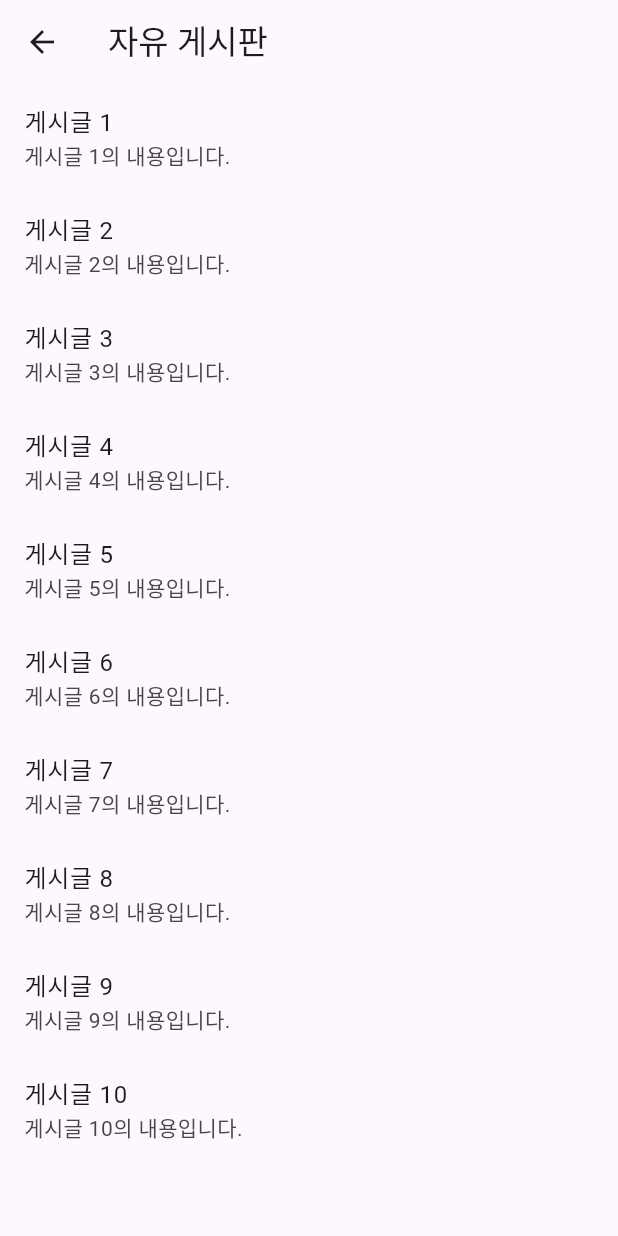
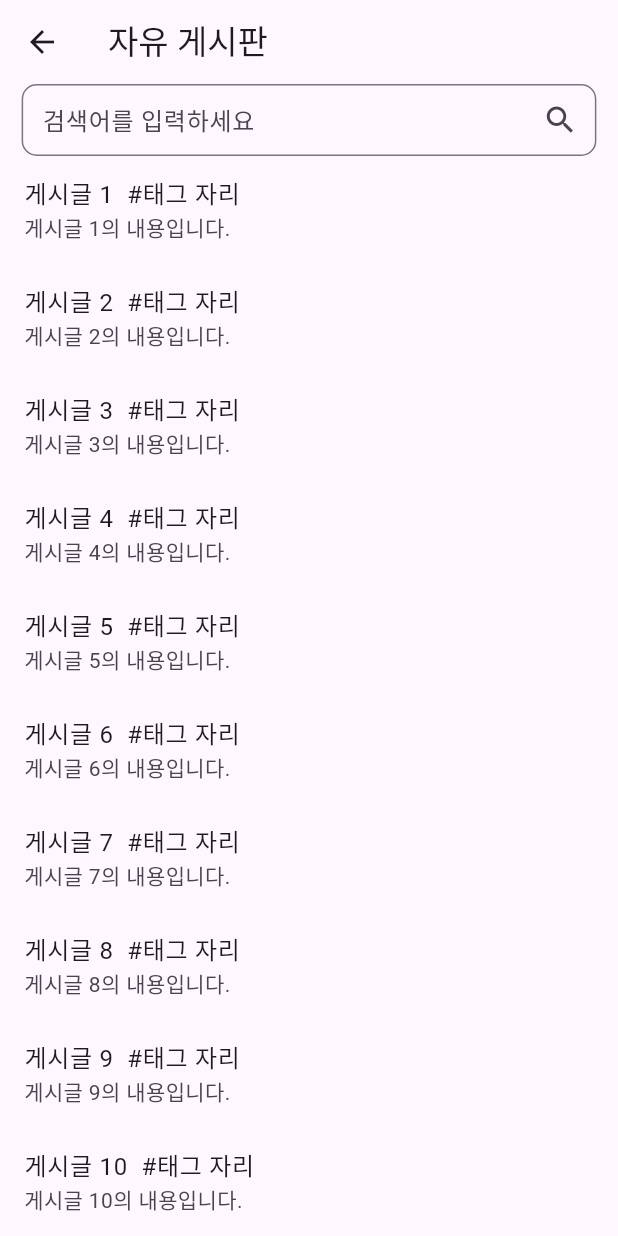
Before and after one commit to 23-1-CapstoneDesign/gonggang-Community-front, a Flutter app: the screen it shows after launch, after a tap on "자유 게시판", on a phone screen of 412 x 824 dp. Run offline on Flutter 3.47's test engine with Material 2 defaults, Android fonts, the phone set to English and light mode, and no system bars; our stand-ins replace image_picker.

Commit message:
2차 수정(태그, 좋아요, 검색))

```diff
--- a/lib/community_main.dart
+++ b/lib/community_main.dart
@@ -16,7 +16,10 @@ class MainPage extends StatelessWidget {
             child: TextField(
               decoration: InputDecoration(
                 hintText: '전체 글 검색',
-                border: OutlineInputBorder(),
+                border: OutlineInputBorder(
+                    borderSide: BorderSide(
+                  width: 1.5,
+                )),
                 suffixIcon: Icon(Icons.search),
               ),
             ),
--- a/lib/community_post_detail.dart
+++ b/lib/community_post_detail.dart
@@ -117,7 +117,7 @@ class BoardPostDetailPage extends StatelessWidget {
               children: [
                 LikeButton(postId: postId),
                 SizedBox(width: 8),
-                Text('${_boardData[postId - 1]['likes']}'),
+                Text('${_boardData[postId - 1]['likes'].toString()}'),
               ],
             ),
           ),
--- a/lib/community_post_list.dart
+++ b/lib/community_post_list.dart
@@ -1,38 +1,109 @@
 import 'package:flutter/material.dart';
 import 'community_post_detail.dart';
+import 'community_post.dart';
 
-// 게시글 목록 페이지
-// 추후 데이터 베이스와 연동
-class BoardPostsPage extends StatelessWidget {
+class BoardPostsPage extends StatefulWidget {
   final String boardName;
 
   const BoardPostsPage({Key? key, required this.boardName}) : super(key: key);
 
   @override
+  _BoardPostsPageState createState() => _BoardPostsPageState();
+}
+
+// 게시글 목록 페이지
+// 추후 데이터 베이스와 연동
+class _BoardPostsPageState extends State<BoardPostsPage> {
+  final TextEditingController searchController = TextEditingController();
+  final List<String> searchResult = [];
+
+  @override
   Widget build(BuildContext context) {
     return Scaffold(
       appBar: AppBar(
-        title: Text(boardName),
+        title: Text(widget.boardName),
       ),
-      body: ListView.builder(
-        itemCount: 10, // 임시 데이터로 10개만 보여주도록 설정
+      body: Column(
+        children: [
+          Container(
+              width: MediaQuery.of(context).size.width * 0.93,
+              child: TextField(
+                controller: searchController,
+                decoration: InputDecoration(
+                  hintText: '검색어를 입력하세요',
+                  border: OutlineInputBorder(
+                      borderSide: BorderSide(
+                        width: 1.5,
+                      ),
+                      borderRadius: BorderRadius.circular(10.0)),
+                  contentPadding:
+                      EdgeInsets.symmetric(horizontal: 10.0, vertical: 5.0),
+                  suffixIcon: IconButton(
+                    onPressed: () {
+                      // 검색 버튼을 누를 때 처리할 내용
+                      final query = searchController.text;
+                      if (query.isEmpty) {
+                        // 검색어가 비어있다면 모든 게시글을 보여줍니다.
+                        searchResult.clear();
+                      } else {
+                        // 검색어가 비어있지 않다면, 게시글 제목에서 검색어를 찾습니다.
+                        searchResult.clear();
+                        for (int i = 0; i < 10; i++) {
+                          final title = '게시글 ${i + 1}';
+                          if (title.contains(query)) {
+                            searchResult.add('${i + 1}');
+                          }
+                        }
+                      }
+                      // 검색 결과를 반영합니다.
+                      setState(() {});
+                    },
+                    icon: Icon(Icons.search),
+                  ),
+                ),
+              )),
+          Expanded(
+            child: ListView.builder(
+              itemCount: searchResult.isEmpty ? 10 : searchResult.length,
               itemBuilder: (context, index) {
+                if (searchResult.isEmpty) {
                   return ListTile(
-            title: Text('게시글 ${index + 1}'),
+                    title: Text('게시글 ${index + 1}  #태그 자리'),
                     subtitle: Text('게시글 ${index + 1}의 내용입니다.'),
                     onTap: () {
                       Navigator.push(
                         context,
                         MaterialPageRoute(
                           builder: (context) => BoardPostDetailPage(
-                    boardName: boardName,
+                            boardName: widget.boardName,
                             postId: index + 1,
                           ),
                         ),
                       );
                     },
                   );
+                } else {
+                  final postId = int.parse(searchResult[index]);
+                  return ListTile(
+                    title: Text('게시글 $postId'),
+                    subtitle: Text('게시글 $postId의 내용입니다.'),
+                    onTap: () {
+                      Navigator.push(
+                        context,
+                        MaterialPageRoute(
+                          builder: (context) => BoardPostDetailPage(
+                            boardName: widget.boardName,
+                            postId: postId,
+                          ),
+                        ),
+                      );
                     },
+                  );
+                }
+              },
+            ),
+          ),
+        ],
       ),
     );
   }
--- a/pubspec.yaml
+++ b/pubspec.yaml
@@ -35,6 +35,7 @@ dependencies:
   # The following adds the Cupertino Icons font to your application.
   # Use with the CupertinoIcons class for iOS style icons.
   cupertino_icons: ^1.0.2
+  image_picker: ^0.8.4+4
 
 dev_dependencies:
   flutter_test:
```
Also changed, not shown: lib/community_post.dart (+43 -0 lines), pubspec.lock. Lines whose indentation alone changed are shown as unchanged.
